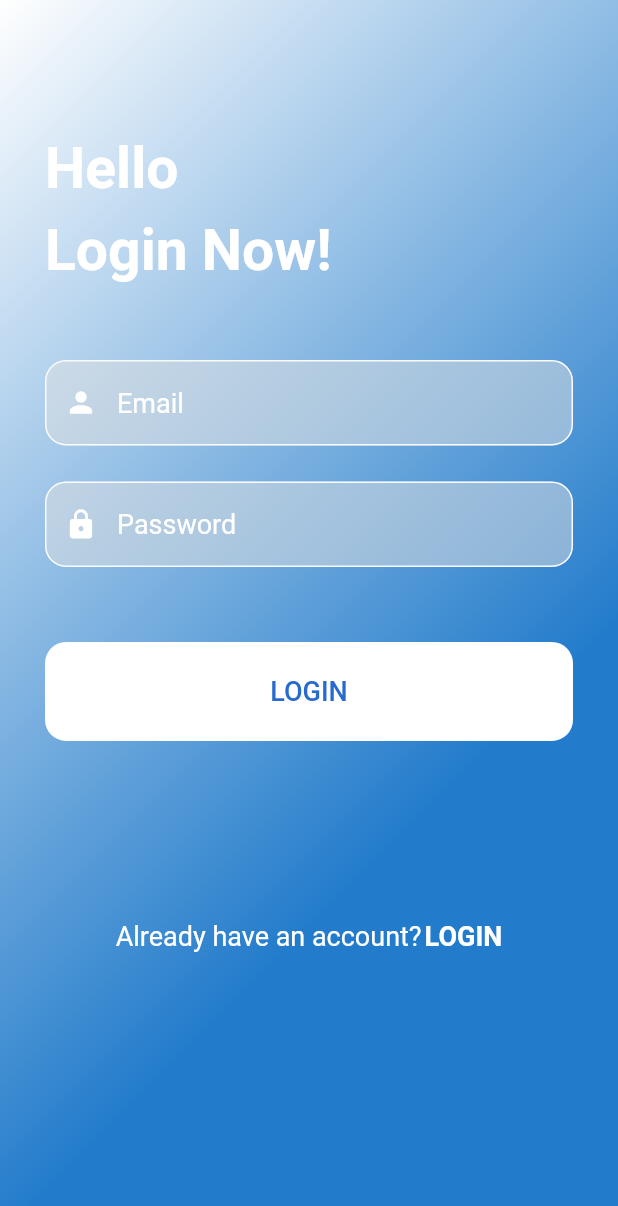
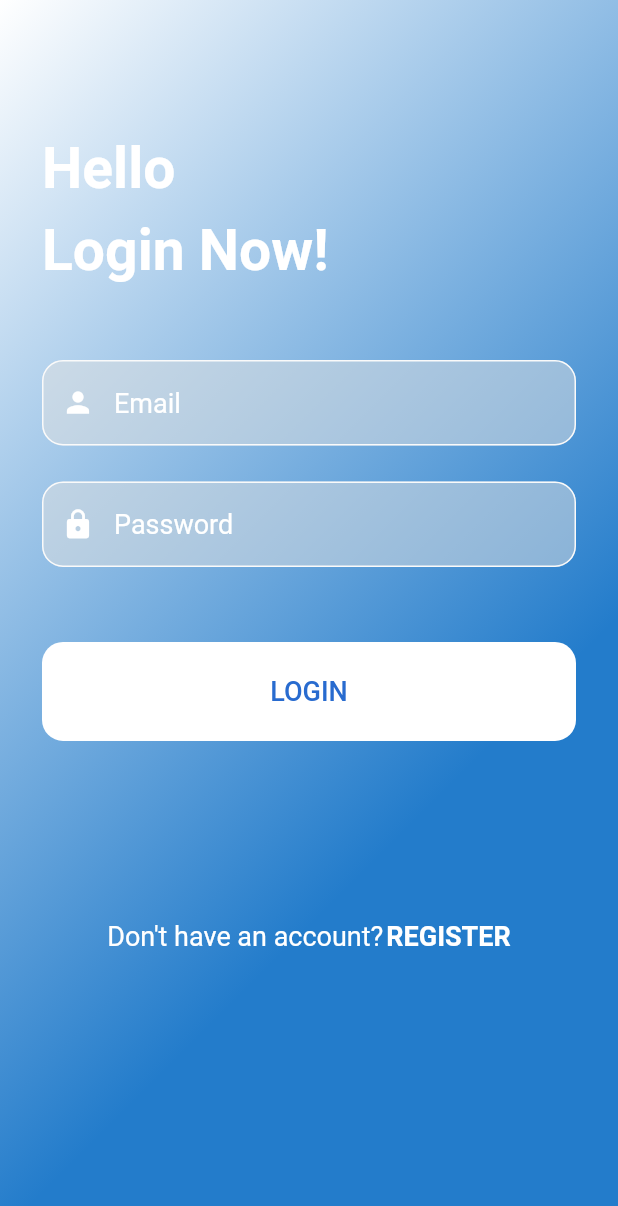
Before and after one commit to phongace/Objective-App, a Flutter app: the screen it shows after launch, on a phone screen of 412 x 824 dp. Shown: the top 1206 px of the screen. Run offline on Flutter 3.47's test engine with Material 2 defaults, Android fonts, the phone set to English and light mode, and no system bars; our stand-ins replace dio, flutter_phoenix, flutter_svg, fluttertoast, font_awesome_flutter, shared_preferences; generated files the repository leaves out were written again.

Commit message:
register

```diff
--- a/lib/config/constant.dart
+++ b/lib/config/constant.dart
@@ -7,9 +7,19 @@ class Constant {
 
   static const TXT_HAVE_ACCOUNT = 'Already have an account?';
 
-  static final sucessText = 'SUCESS';
+  static const TXT_REGISTER = 'Register';
+
+  static const TXT_NO_ACCOUNT = 'Don\'t have an account?';
+
+  static const TXT_CREATE_ACCOUNT = 'Create account';
+
+  static const bool sucessStatus = true;
+
+  static const bool failStatus = false;
 
   static const TXT_TOPIC_SENTENCE = 'What do you';
 
   static const TXT_TOPIC_SENTENCE_2 = 'want to do today?';
+
+  static const TXT_SOCIAL_MEDIA = 'Or create account using social media';
 }
--- a/lib/router/router.dart
+++ b/lib/router/router.dart
@@ -2,6 +2,7 @@ import 'package:flutter/material.dart';
 import 'package:objective/router/routing-name.dart';
 import 'package:objective/screens/layout/main.dart';
 import 'package:objective/screens/login/login-screen.dart';
+import 'package:objective/screens/register/register-screen.dart';
 import 'package:objective/screens/splash/splash-creen.dart';
 
 abstract class RoutesConstant {
@@ -9,5 +10,6 @@ abstract class RoutesConstant {
     RoutingNameConstant.homeRoute: (BuildContext context) => new DashboardHomePage(),
     RoutingNameConstant.splashScreen: (BuildContext context) => new SplashScreen(),
     RoutingNameConstant.loginScreen: (BuildContext context) => new LoginScreen(),
+    RoutingNameConstant.registerScreen: (BuildContext context) => new RegisterScreen(),
   };
 }
--- a/lib/router/routing-name.dart
+++ b/lib/router/routing-name.dart
@@ -2,4 +2,6 @@ abstract class RoutingNameConstant {
   static const String homeRoute = '/dashboard';
   static const String splashScreen = '/splash';
   static const String loginScreen = '/login';
+
+  static const String registerScreen = '/register';
 }
--- a/lib/screens/login/login-screen.dart
+++ b/lib/screens/login/login-screen.dart
@@ -10,6 +10,8 @@ import 'package:objective/widgets/background.dart';
 import 'package:objective/widgets/base-input.dart';
 import 'package:objective/widgets/rounded-button.dart';
 import 'package:provider/provider.dart';
+
+import '../../router/routing-name.dart';
 
 class LoginScreen extends StatefulWidget {
   @override
@@ -29,7 +31,7 @@ class _LoginScreenState extends State<LoginScreen> {
           Background(),
           SingleChildScrollView(
             child: Padding(
-              padding: const EdgeInsets.symmetric(horizontal: 30.0),
+              padding: const EdgeInsets.symmetric(horizontal: 28.0),
               child: Column(
                 crossAxisAlignment: CrossAxisAlignment.start,
                 children: [
@@ -58,19 +60,22 @@ class _LoginScreenState extends State<LoginScreen> {
                     mainAxisAlignment: MainAxisAlignment.center,
                     children: [
                       Text(
-                        Constant.TXT_HAVE_ACCOUNT,
+                        Constant.TXT_NO_ACCOUNT,
                         style: CommonStyle.defaultText(
                           context,
                           color: CommonStyle.whiteColor,
                         ),
                       ),
                       const SizedBox(width: 2),
-                      Text(
-                        Constant.TXT_LOGIN.toUpperCase(),
-                        style: CommonStyle.boldText(
-                          context,
-                          color: CommonStyle.whiteColor,
+                      GestureDetector(
+                        child: Text(
+                          Constant.TXT_REGISTER.toUpperCase(),
+                          style: CommonStyle.boldText(
+                            context,
+                            color: CommonStyle.whiteColor,
+                          ),
                         ),
+                        onTap: () => Navigator.pushNamed(context, RoutingNameConstant.registerScreen),
                       ),
                     ],
                   ),
--- a/lib/services/auth-service.dart
+++ b/lib/services/auth-service.dart
@@ -13,4 +13,15 @@ class AuthService {
       return null;
     }
   }
+
+  static Future<ResponseData> register(Map data) async {
+    try {
+      var repsonse = await http.post(Constant.apiUrl + 'register', data: data);
+      ResponseData responseData = repsonse.data;
+      return responseData;
+    } catch (e) {
+      print(e);
+      return null;
+    }
+  }
 }
--- a/lib/utils/dialog-builder.dart
+++ b/lib/utils/dialog-builder.dart
@@ -4,7 +4,7 @@ import 'package:objective/styles/component.dart';
 
 abstract class DialogBuilder {
   static Future<bool> buildConfirmDialog({BuildContext context, String message, String imageSvg}) async {
-    Widget cancelButton = FlatButton(
+    Widget cancelButton = TextButton(
       child: Text(
         'Cancel',
         style: CommonStyle.defaultText(context),
@@ -14,7 +14,7 @@ abstract class DialogBuilder {
       },
     );
 
-    Widget okButton = FlatButton(
+    Widget okButton = TextButton(
       child: Text(
         'Confirm',
         style: CommonStyle.defaultText(context),
--- a/lib/widgets/rounded-button.dart
+++ b/lib/widgets/rounded-button.dart
@@ -19,7 +19,7 @@ class RoundedButton extends StatelessWidget {
         borderRadius: BorderRadius.circular(Constant.borderRadius),
         color: CommonStyle.whiteColor,
       ),
-      child: FlatButton(
+      child: TextButton(
         child: Text(
           text.toUpperCase(),
           style: CommonStyle.defaultText(context, color: CommonStyle.primaryColor),
--- a/pubspec.yaml
+++ b/pubspec.yaml
@@ -32,7 +32,7 @@ dependencies:
   fluttertoast: ^7.1.8
   font_awesome_flutter: ^8.11.0
   flutter_phoenix: ^0.1.0
-  flutter_svg: ^0.19.0
+  flutter_svg: ^0.19.3
 
 dev_dependencies:
   flutter_test:
```
Also changed, not shown: lib/plugin/dio.dart (+6 -2 lines), lib/screens/register/register-screen.dart (added, +164 -0 lines), images/facebook.png (added), images/google.png (added), images/icon/ic_back.svg (added), pubspec.lock.
